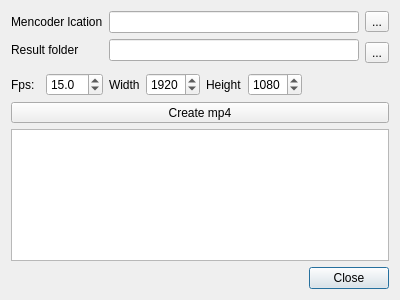
Old version of the form ui_full/lismpeg.ui in the repository vjetten/openlisem.
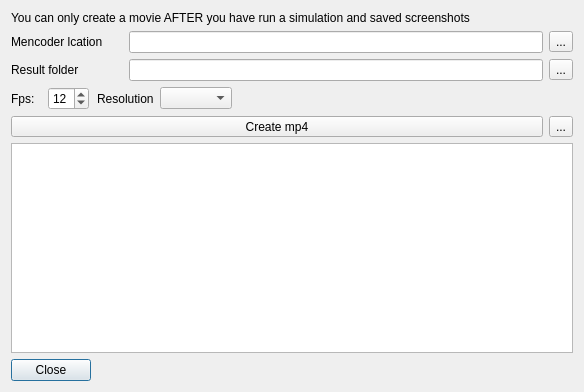
New version of the form. Icons and pictures are not drawn.

Commit message: // fixed filenames, buttons etc

Diff of the .ui file:
```diff
--- a/ui_full/lismpeg.ui
+++ b/ui_full/lismpeg.ui
@@ -6,8 +6,8 @@
    <rect>
     <x>0</x>
     <y>0</y>
-    <width>400</width>
-    <height>300</height>
+    <width>584</width>
+    <height>392</height>
    </rect>
   </property>
   <property name="windowTitle">
@@ -18,29 +18,77 @@
     <normaloff>:/2X/film.png</normaloff>:/2X/film.png</iconset>
   </property>
   <layout class="QGridLayout" name="gridLayout">
-   <item row="0" column="2" colspan="5">
+   <item row="0" column="0" colspan="7">
+    <widget class="QLabel" name="label_5">
+     <property name="text">
+      <string>&lt;html&gt;&lt;head/&gt;&lt;body&gt;&lt;p&gt;You can only create a movie AFTER you have run a simulation and saved screenshots&lt;/p&gt;&lt;/body&gt;&lt;/html&gt;</string>
+     </property>
+    </widget>
+   </item>
+   <item row="1" column="0" colspan="3">
+    <widget class="QLabel" name="label">
+     <property name="sizePolicy">
+      <sizepolicy hsizetype="Fixed" vsizetype="Preferred">
+       <horstretch>0</horstretch>
+       <verstretch>0</verstretch>
+      </sizepolicy>
+     </property>
+     <property name="text">
+      <string>Mencoder lcation</string>
+     </property>
+    </widget>
+   </item>
+   <item row="1" column="3" colspan="3">
     <widget class="QLineEdit" name="E_mencoderDir"/>
    </item>
+   <item row="1" column="6">
+    <widget class="QToolButton" name="toolButton_mencoderDir">
+     <property name="text">
+      <string>...</string>
+     </property>
+     <property name="icon">
+      <iconset resource="../resources/openlisem.qrc">
+       <normaloff>:/2X/Folder-Open-icon.png</normaloff>:/2X/Folder-Open-icon.png</iconset>
+     </property>
+    </widget>
+   </item>
+   <item row="2" column="0" colspan="2">
+    <widget class="QLabel" name="label_2">
+     <property name="sizePolicy">
+      <sizepolicy hsizetype="Fixed" vsizetype="Preferred">
+       <horstretch>0</horstretch>
+       <verstretch>0</verstretch>
+      </sizepolicy>
+     </property>
+     <property name="text">
+      <string>Result folder</string>
+     </property>
+    </widget>
+   </item>
+   <item row="2" column="6">
+    <widget class="QToolButton" name="toolButton_resultDir">
+     <property name="text">
+      <string>...</string>
+     </property>
+     <property name="icon">
+      <iconset resource="../resources/openlisem.qrc">
+       <normaloff>:/2X/Folder-icon.png</normaloff>:/2X/Folder-icon.png</iconset>
+     </property>
+    </widget>
+   </item>
    <item row="3" column="0">
     <widget class="QLabel" name="label_3">
+     <property name="sizePolicy">
+      <sizepolicy hsizetype="Fixed" vsizetype="Preferred">
+       <horstretch>0</horstretch>
+       <verstretch>0</verstretch>
+      </sizepolicy>
+     </property>
      <property name="text">
       <string>Fps: </string>
      </property>
     </widget>
    </item>
-   <item row="4" column="0" colspan="8">
-    <widget class="QToolButton" name="toolButton_createMP4">
-     <property name="sizePolicy">
-      <sizepolicy hsizetype="Preferred" vsizetype="Fixed">
-       <horstretch>0</horstretch>
-       <verstretch>0</verstretch>
-      </sizepolicy>
-     </property>
-     <property name="text">
-      <string>Create mp4</string>
-     </property>
-    </widget>
-   </item>
    <item row="3" column="1">
     <widget class="QDoubleSpinBox" name="doubleSpin_mpegFps">
      <property name="sizePolicy">
@@ -50,102 +98,77 @@
       </sizepolicy>
      </property>
      <property name="decimals">
-      <number>1</number>
+      <number>0</number>
      </property>
      <property name="minimum">
       <double>1.000000000000000</double>
      </property>
+     <property name="maximum">
+      <double>30.000000000000000</double>
+     </property>
      <property name="singleStep">
       <double>0.100000000000000</double>
      </property>
      <property name="value">
-      <double>15.000000000000000</double>
+      <double>12.000000000000000</double>
      </property>
     </widget>
    </item>
-   <item row="1" column="7" rowspan="2">
-    <widget class="QToolButton" name="toolButton_resultDir">
-     <property name="text">
-      <string>...</string>
-     </property>
-     <property name="icon">
-      <iconset resource="../resources/openlisem.qrc">
-       <normaloff>:/2X/Folder-icon.png</normaloff>:/2X/Folder-icon.png</iconset>
-     </property>
-    </widget>
-   </item>
-   <item row="1" column="0" colspan="2">
-    <widget class="QLabel" name="label_2">
-     <property name="text">
-      <string>Result folder</string>
-     </property>
-    </widget>
-   </item>
-   <item row="0" column="7">
-    <widget class="QToolButton" name="toolButton_mencoderDir">
-     <property name="text">
-      <string>...</string>
-     </property>
-     <property name="icon">
-      <iconset resource="../resources/openlisem.qrc">
-       <normaloff>:/2X/Folder-Open-icon.png</normaloff>:/2X/Folder-Open-icon.png</iconset>
-     </property>
-    </widget>
-   </item>
-   <item row="3" column="2">
-    <widget class="QLabel" name="label_4">
-     <property name="text">
-      <string>Width</string>
-     </property>
-    </widget>
-   </item>
-   <item row="3" column="3">
-    <widget class="QSpinBox" name="spinBox_mpegWidth">
-     <property name="minimum">
-      <number>720</number>
-     </property>
-     <property name="maximum">
-      <number>2560</number>
-     </property>
-     <property name="value">
-      <number>1920</number>
-     </property>
-    </widget>
-   </item>
-   <item row="1" column="2" colspan="5">
-    <widget class="QLineEdit" name="E_resultsDir"/>
-   </item>
    <item row="3" column="4">
-    <widget class="QLabel" name="label_5">
-     <property name="text">
-      <string>Height</string>
+    <widget class="QComboBox" name="comboBox_mpegResolution">
+     <property name="currentIndex">
+      <number>-1</number>
      </property>
     </widget>
    </item>
-   <item row="0" column="0" colspan="2">
-    <widget class="QLabel" name="label">
-     <property name="text">
-      <string>Mencoder lcation</string>
-     </property>
-    </widget>
-   </item>
-   <item row="5" column="0" colspan="8">
-    <widget class="QTextEdit" name="E_mpegProcessOutput"/>
-   </item>
-   <item row="3" column="6">
+   <item row="3" column="5">
     <spacer name="horizontalSpacer">
      <property name="orientation">
       <enum>Qt::Horizontal</enum>
      </property>
      <property name="sizeHint" stdset="0">
       <size>
-       <width>40</width>
+       <width>261</width>
        <height>20</height>
       </size>
      </property>
     </spacer>
    </item>
-   <item row="6" column="0" colspan="8">
+   <item row="4" column="0" colspan="6">
+    <widget class="QToolButton" name="toolButton_createMP4">
+     <property name="sizePolicy">
+      <sizepolicy hsizetype="Preferred" vsizetype="Preferred">
+       <horstretch>0</horstretch>
+       <verstretch>0</verstretch>
+      </sizepolicy>
+     </property>
+     <property name="text">
+      <string>Create mp4</string>
+     </property>
+     <property name="icon">
+      <iconset resource="../resources/openlisem.qrc">
+       <normaloff>:/2X/play-icon.png</normaloff>:/2X/play-icon.png</iconset>
+     </property>
+     <property name="toolButtonStyle">
+      <enum>Qt::ToolButtonTextBesideIcon</enum>
+     </property>
+    </widget>
+   </item>
+   <item row="4" column="6">
+    <widget class="QToolButton" name="toolButton_stpMP4">
+     <property name="text">
+      <string>...</string>
+     </property>
+     <property name="icon">
+      <iconset resource="../resources/openlisem.qrc">
+       <normaloff>:/2X/Stop-icon.png</normaloff>:/2X/Stop-icon.png</iconset>
+     </property>
+    </widget>
+   </item>
+   <item row="5" column="0" colspan="7">
+    <widget class="QTextEdit" name="E_mpegProcessOutput"/>
+   </item>
+   <item row="6" column="0" colspan="2">
     <widget class="QDialogButtonBox" name="buttonBox">
      <property name="orientation">
       <enum>Qt::Horizontal</enum>
@@ -155,16 +178,13 @@
      </property>
     </widget>
    </item>
-   <item row="3" column="5">
-    <widget class="QSpinBox" name="spinBox_mpegHeight">
-     <property name="minimum">
-      <number>1</number>
-     </property>
-     <property name="maximum">
-      <number>1400</number>
-     </property>
-     <property name="value">
-      <number>1080</number>
+   <item row="2" column="3" colspan="3">
+    <widget class="QLineEdit" name="E_resultsDir"/>
+   </item>
+   <item row="3" column="2" colspan="2">
+    <widget class="QLabel" name="label_4">
+     <property name="text">
+      <string>Resolution</string>
      </property>
     </widget>
    </item>
```
Left out of the diff: 2 changed lines with no effect on the pictures. The commit also changes 7 other files.
